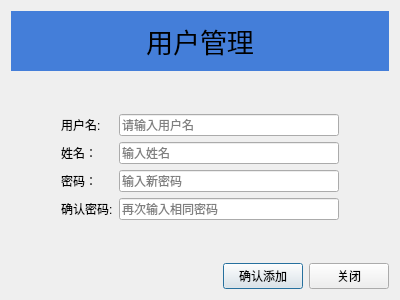
Above: ui/page_elements/user_add/useradd.ui from ArcherLuo233/election-s-prediction before the change. Below: the same form after it.
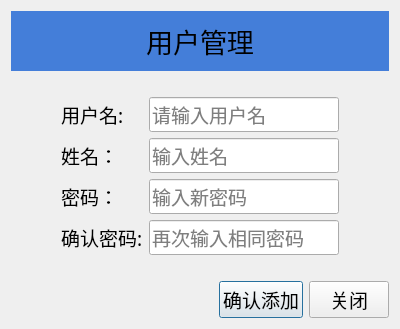
That is the form after the change.

```diff
--- a/ui/page_elements/user_add/useradd.ui
+++ b/ui/page_elements/user_add/useradd.ui
@@ -10,6 +10,12 @@
     <height>300</height>
    </rect>
   </property>
+     <property name="font">
+         <font>
+             <family>黑体</family>
+             <pointsize>14</pointsize>
+         </font>
+     </property>
   <property name="windowTitle">
    <string>Dialog</string>
   </property>
@@ -64,6 +70,12 @@
      </property>
      <item row="1" column="0">
       <widget class="QLabel" name="username">
+             <property name="font">
+                 <font>
+                     <family>黑体</family>
+                     <pointsize>14</pointsize>
+                 </font>
+             </property>
        <property name="text">
         <string>用户名:</string>
        </property>
@@ -71,6 +83,12 @@
      </item>
      <item row="1" column="1">
       <widget class="QLineEdit" name="LineEdit">
+             <property name="font">
+                 <font>
+                     <family>黑体</family>
+                     <pointsize>14</pointsize>
+                 </font>
+             </property>
        <property name="inputMask">
         <string/>
        </property>
@@ -81,6 +99,12 @@
      </item>
      <item row="2" column="0">
       <widget class="QLabel" name="oldpassword">
+             <property name="font">
+                 <font>
+                     <family>黑体</family>
+                     <pointsize>14</pointsize>
+                 </font>
+             </property>
        <property name="text">
         <string>姓名：</string>
        </property>
@@ -88,6 +112,12 @@
      </item>
      <item row="2" column="1">
       <widget class="QLineEdit" name="LineEdit_2">
+             <property name="font">
+                 <font>
+                     <family>黑体</family>
+                     <pointsize>14</pointsize>
+                 </font>
+             </property>
        <property name="echoMode">
         <enum>QLineEdit::Normal</enum>
        </property>
@@ -98,6 +128,12 @@
      </item>
      <item row="3" column="0">
       <widget class="QLabel" name="newpassword1">
+             <property name="font">
+                 <font>
+                     <family>黑体</family>
+                     <pointsize>14</pointsize>
+                 </font>
+             </property>
        <property name="text">
         <string>密码：</string>
        </property>
@@ -105,6 +141,12 @@
      </item>
      <item row="3" column="1">
       <widget class="QLineEdit" name="LineEdit_3">
+             <property name="font">
+                 <font>
+                     <family>黑体</family>
+                     <pointsize>14</pointsize>
+                 </font>
+             </property>
        <property name="echoMode">
         <enum>QLineEdit::Password</enum>
        </property>
@@ -115,6 +157,12 @@
      </item>
      <item row="4" column="0">
       <widget class="QLabel" name="Label">
+             <property name="font">
+                 <font>
+                     <family>黑体</family>
+                     <pointsize>14</pointsize>
+                 </font>
+             </property>
        <property name="text">
         <string>确认密码:</string>
        </property>
@@ -122,6 +170,12 @@
      </item>
      <item row="4" column="1">
       <widget class="QLineEdit" name="LineEdit_4">
+             <property name="font">
+                 <font>
+                     <family>黑体</family>
+                     <pointsize>14</pointsize>
+                 </font>
+             </property>
        <property name="echoMode">
         <enum>QLineEdit::Password</enum>
        </property>
@@ -162,6 +216,12 @@
      </item>
      <item>
       <widget class="QPushButton" name="btn_adduser_2">
+             <property name="font">
+                 <font>
+                     <family>黑体</family>
+                     <pointsize>14</pointsize>
+                 </font>
+             </property>
        <property name="cursor">
         <cursorShape>PointingHandCursor</cursorShape>
        </property>
@@ -172,6 +232,12 @@
      </item>
      <item>
       <widget class="QPushButton" name="btn_close_2">
+             <property name="font">
+                 <font>
+                     <family>黑体</family>
+                     <pointsize>14</pointsize>
+                 </font>
+             </property>
        <property name="cursor">
         <cursorShape>PointingHandCursor</cursorShape>
        </property>
```
Lines whose indentation alone changed are shown as unchanged.
